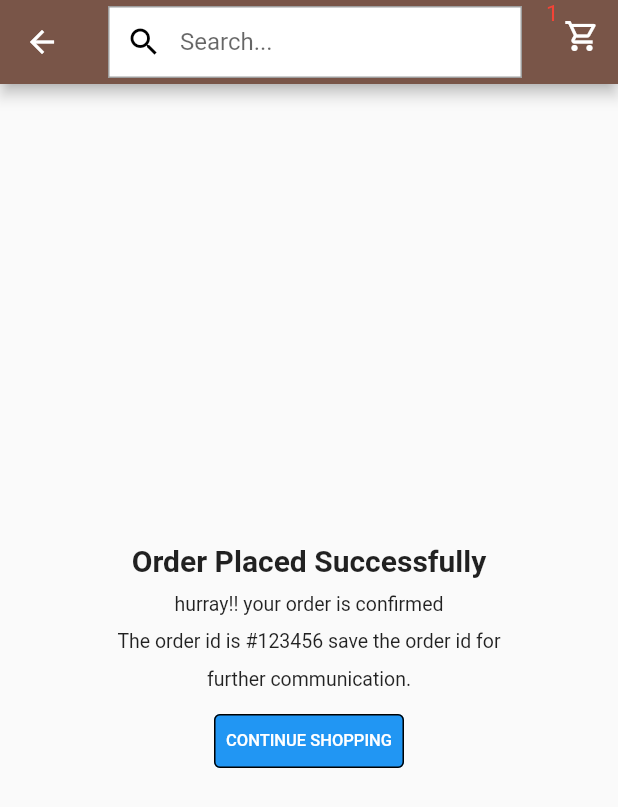
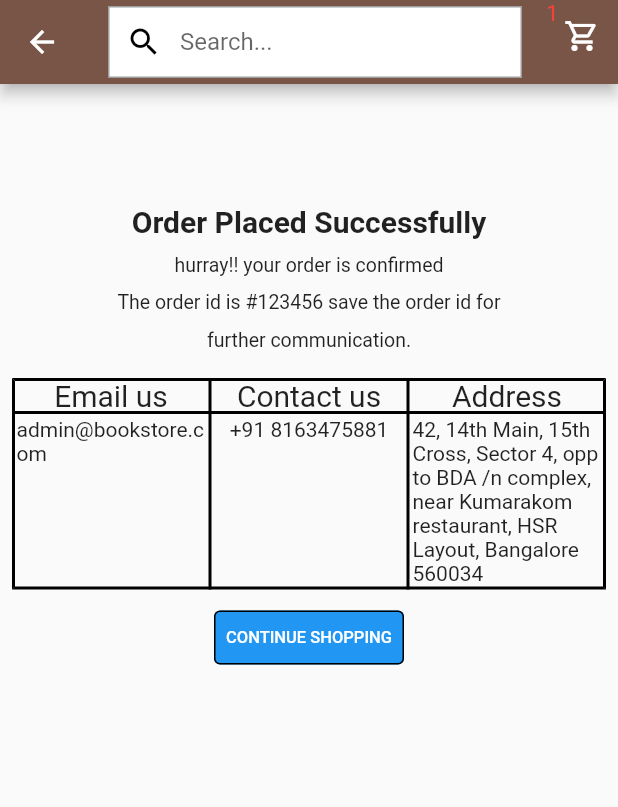
Before and after one commit to Akash-Patil-12/book-store-app, a Flutter app: the Order screen opened by its route, on a phone screen of 412 x 824 dp. Shown: the top 807 px of the screen. Run offline on Flutter 3.47's test engine with Material 2 defaults, Android fonts, the phone set to English and light mode, and no system bars; our stand-ins replace cloud_firestore, firebase_core; accounts and stored records are empty.

Commit message:
[Akash] Implemented order successfully screen

```diff
--- a/book_store/lib/screen/order.dart
+++ b/book_store/lib/screen/order.dart
@@ -70,12 +70,22 @@ class _OrderState extends State<Order> {
           )
         ],
       ),
-      body: Container(
+      body: SingleChildScrollView(
+        child: Container(
           width: double.infinity,
+          // height: double.infinity,
           child: Column(
             crossAxisAlignment: CrossAxisAlignment.center,
             mainAxisAlignment: MainAxisAlignment.center,
             children: [
+              // Image.asset(
+              //   "assets/images/orderSuccessfull-1.png",
+              //   height: 100,
+              //   width: 100,
+              // ),
+              const SizedBox(
+                height: 80,
+              ),
               Text(
                 'Order Placed Successfully',
                 style: TextStyle(fontWeight: FontWeight.bold, fontSize: 20),
@@ -83,6 +93,11 @@ class _OrderState extends State<Order> {
               SizedBox(
                 height: 10,
               ),
+              // Image.asset(
+              //   "assets/images/orderSuccessfull-2.png",
+              //   height: 60,
+              //   width: 60,
+              // ),
               Text(
                 'hurray!! your order is confirmed',
                 style: TextStyle(fontSize: 13),
@@ -104,6 +119,85 @@ class _OrderState extends State<Order> {
               SizedBox(
                 height: 10,
               ),
+              Padding(
+                padding: const EdgeInsets.all(8.0),
+                child: Table(
+                    //defaultColumnWidth: FixedColumnWidth(120.0),
+                    border: TableBorder.all(
+                        color: Colors.black,
+                        style: BorderStyle.solid,
+                        width: 2),
+                    children: [
+                      TableRow(children: [
+                        Column(children: [
+                          Text('Email us', style: TextStyle(fontSize: 20.0))
+                        ]),
+                        Column(children: [
+                          Text('Contact us', style: TextStyle(fontSize: 20.0))
+                        ]),
+                        Column(children: [
+                          Text('Address', style: TextStyle(fontSize: 20.0))
+                        ]),
+                      ]),
+                      TableRow(children: [
+                        Column(children: [
+                          Padding(
+                            padding: const EdgeInsets.all(3.0),
+                            child: Text('admin@bookstore.com'),
+                          )
+                        ]),
+                        Column(children: [
+                          Padding(
+                            padding: const EdgeInsets.all(3.0),
+                            child: Text('+91 8163475881'),
+                          )
+                        ]),
+                        Column(children: [
+                          Padding(
+                            padding: const EdgeInsets.all(3.0),
+                            child: Text(
+                                '42, 14th Main, 15th Cross, Sector 4, opp to BDA /n complex, near Kumarakom restaurant, HSR Layout, Bangalore 560034'),
+                          )
+                        ]),
+                      ]),
+                    ]),
+              ),
+              // SingleChildScrollView(
+              //   child: DataTable(columnSpacing: 10, columns: const <DataColumn>[
+
+              //     DataColumn(
+              //       label: Text(
+              //         'Email us',
+              //         style: TextStyle(fontStyle: FontStyle.italic),
+              //       ),
+              //     ),
+              //     DataColumn(
+              //       label: Text(
+              //         'Contact us',
+              //         style: TextStyle(fontStyle: FontStyle.italic),
+              //       ),
+              //     ),
+              //     DataColumn(
+              //       label: Text(
+              //         'Address',
+              //         style: TextStyle(fontStyle: FontStyle.italic),
+              //       ),
+              //     ),
+              //   ], rows:
+
+              //    const <DataRow>[
+              //     DataRow(
+              //       cells: <DataCell>[
+              //         DataCell(Text('admin@bookstore.com')),
+              //         DataCell(Text('+91 8163475881')),
+              //         DataCell(
+              //           Text(
+              //               '42, 14th Main, 15th Cross, Sector 4, opp to BDA /n complex, near Kumarakom restaurant, HSR Layout, Bangalore 560034'),
+              //         ),
+              //       ],
+              //     ),
+              //   ]),
+              // ),
               TextButton(
                 child: const Text(
                   'CONTINUE SHOPPING',
@@ -123,6 +217,7 @@ class _OrderState extends State<Order> {
             ],
           ),
         ),
+      ),
     );
   }
 }
--- a/book_store/pubspec.yaml
+++ b/book_store/pubspec.yaml
@@ -81,6 +81,8 @@ flutter:
     - assets/images/book18.png
     - assets/images/book20.png
     - assets/images/book21.png
+    - assets/images/orderSuccessfull-1.png
+    - assets/images/orderSuccessfull-2.png
     - assets/books.json
 
 
```
Also changed, not shown: book_store/assets/images/orderSuccessfull-1.png (added), book_store/assets/images/orderSuccessfull-2.png (added). Lines whose indentation alone changed are shown as unchanged.
